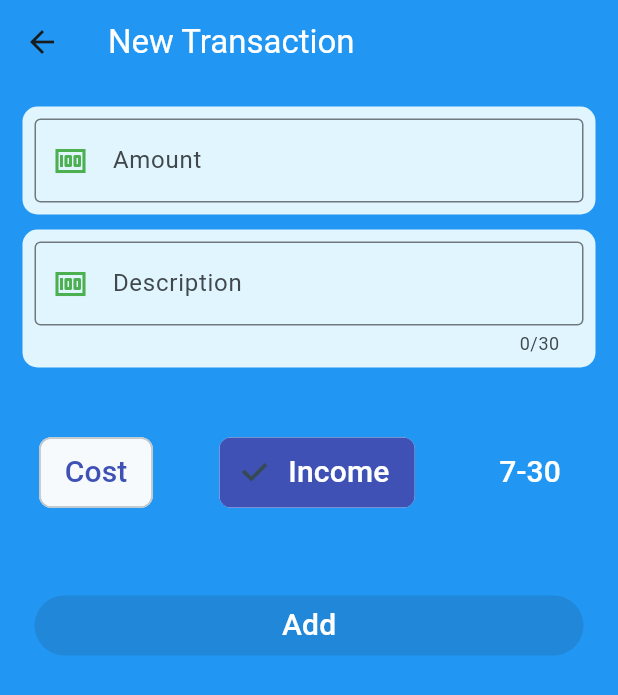
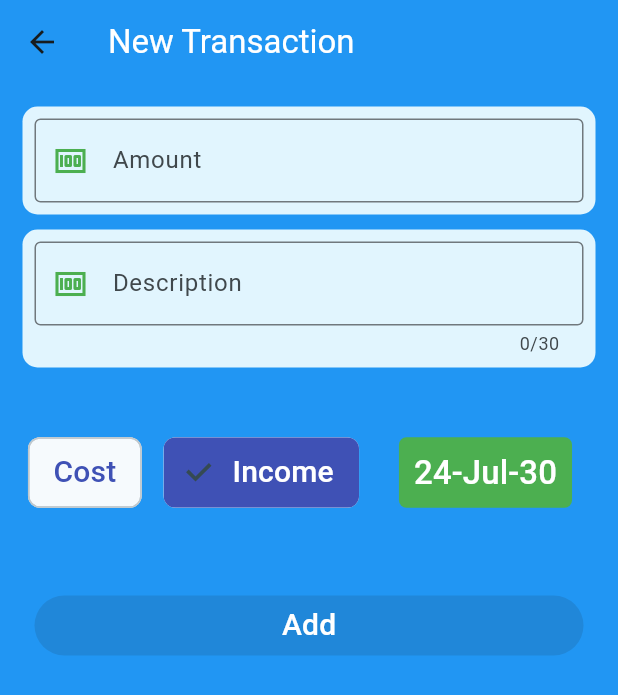
Before and after one commit to 6a6ak/money_manager, a Flutter app: the screen it shows after launch, after a tap on the "add" icon, on a phone screen of 412 x 824 dp. Shown: the top 695 px of the screen. Run offline on Flutter 3.47's test engine with Material 3 defaults, Android fonts, the phone set to English and light mode, and no system bars.

Commit message:
bg color

```diff
--- a/lib/pages/addtransaction.dart
+++ b/lib/pages/addtransaction.dart
@@ -1,3 +1,5 @@
+import 'dart:math';
+
 import 'package:flutter/material.dart';
 
 class AddTransaction extends StatefulWidget {
@@ -10,6 +12,36 @@ class AddTransaction extends StatefulWidget {
 class _AddTransactionState extends State<AddTransaction> {
   String type = 'Income'; //for btn
   DateTime selectedDate = DateTime.now();
+
+  // DateTime selectedDate = DateTime.now();
+
+  List<String> months = [
+    'Jan',
+    'Feb',
+    'Mar',
+    'Apr',
+    'May',
+    'Jun',
+    'Jul',
+    'Aug',
+    'Sep',
+    'Oct',
+    'Nov',
+    'Dec',
+  ];
+
+  Future<void> _selectedDate(BuildContext context) async {
+    final DateTime? picked = await showDatePicker(
+        context: context,
+        initialDate: selectedDate,
+        firstDate: DateTime(2010, 01),
+        lastDate: DateTime(2050, 12));
+    if (picked != null && picked != selectedDate) {
+      setState(() {
+        selectedDate = picked;
+      });
+    }
+  }
 
   @override
   Widget build(BuildContext context) {
@@ -88,7 +120,7 @@ class _AddTransactionState extends State<AddTransaction> {
                 },
                 selectedColor: Colors.indigo,
               ),
-             const SizedBox(height: 100),
+              const SizedBox(height: 100),
               ChoiceChip(
                 label: Text(
                   'Income',
@@ -108,11 +140,24 @@ class _AddTransactionState extends State<AddTransaction> {
               ),
               const SizedBox(height: 20),
               TextButton(
-                onPressed: () {},
-                child: Text(
-                  '${selectedDate.month}-${selectedDate.day}',
-                  style: TextStyle(fontSize: 20, color: Colors.white),
+                onPressed: () {
+                  _selectedDate(context);
+                },
+                child: Container(
+                  padding:  const EdgeInsets.only(left: 10.0,right: 10,top: 8,bottom: 8), // Set the internal padding of the container
+                  decoration: BoxDecoration(
+                    color: Colors.green, // Background color
+                    borderRadius: BorderRadius.circular(5.0), // Rounded corners
+                  ),
+                  child: Text(
+                    '${selectedDate.year.toString().substring(2)}-${months[selectedDate.month - 1]}-${selectedDate.day}',
+                    style: const TextStyle(
+                      fontSize: 22,
+                      color: Colors.white, // Text color
+                    ),
+                  ),
                 ),
+
               ),
             ],
           ),
--- a/lib/pages/homepage.dart
+++ b/lib/pages/homepage.dart
@@ -14,7 +14,7 @@ class _HomePageState extends State<HomePage> {
   @override
   Widget build(BuildContext context) {
     return Scaffold(
-      backgroundColor: Colors.blue,
+      backgroundColor: const Color(0xff657b7c),
       appBar: AppBar(
         backgroundColor: Colors.blue,
         title: const Text(
@@ -28,7 +28,7 @@ class _HomePageState extends State<HomePage> {
           Container(
             padding: const EdgeInsets.all(8),
             decoration: BoxDecoration(
-              color: Colors.lightBlue.shade50, // رنگ پس‌زمینه
+              color: Colors.lightBlue.shade50, //
               borderRadius: BorderRadius.circular(10),
             ),
 
```
